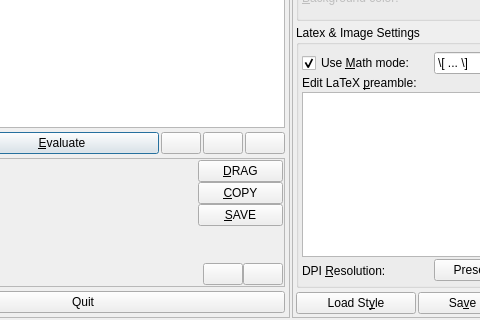
CryFeiFei/klatexformula, file src/klfmainwin.ui: the form before one commit; both pictures show x 126 to 606 and y 89 to 409 of the 833 by 409 pixel window.
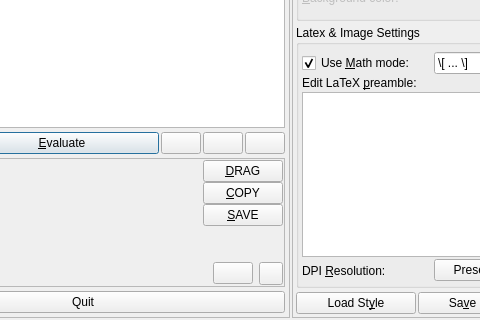
The form after the commit. Icons and pictures are not drawn. Custom widgets are drawn as their Qt base class.

The edit to the form file:
```diff
--- a/src/klfmainwin.ui
+++ b/src/klfmainwin.ui
@@ -395,9 +395,25 @@
              </widget>
             </item>
             <item>
-             <widget class="QPushButton" name="btnSetExportProfile">
+             <spacer name="hspc">
+              <property name="orientation">
+               <enum>Qt::Horizontal</enum>
+              </property>
+              <property name="sizeType">
+               <enum>QSizePolicy::Fixed</enum>
+              </property>
+              <property name="sizeHint" stdset="0">
+               <size>
+                <width>6</width>
+                <height>10</height>
+               </size>
+              </property>
+             </spacer>
+            </item>
+            <item>
+             <widget class="QToolButton" name="btnSetExportProfile">
               <property name="sizePolicy">
-               <sizepolicy hsizetype="Fixed" vsizetype="Fixed">
+               <sizepolicy hsizetype="Fixed" vsizetype="Preferred">
                 <horstretch>0</horstretch>
                 <verstretch>0</verstretch>
                </sizepolicy>
```
Left out of the diff: 16 changed lines with no effect on the pictures.
